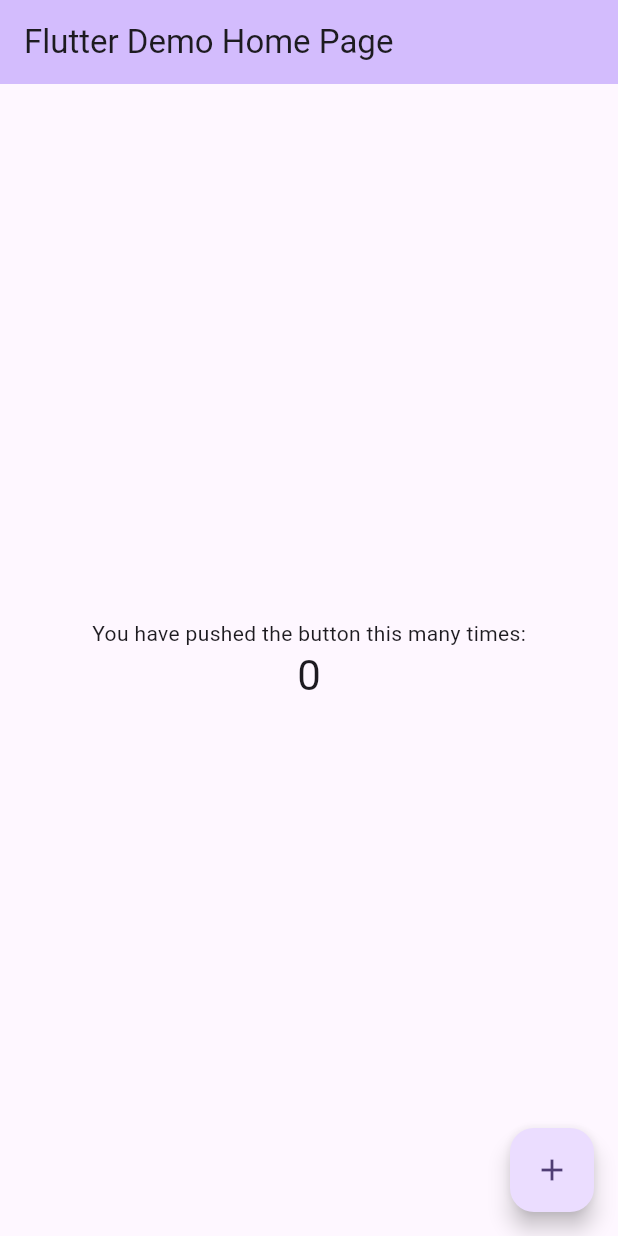
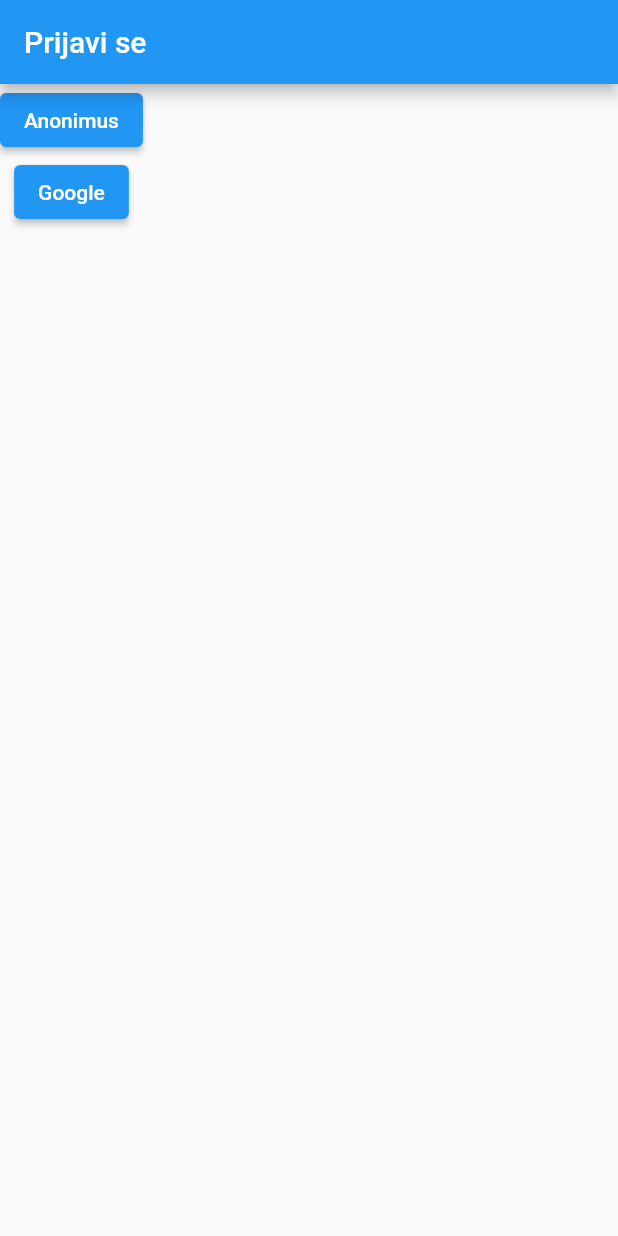
Before and after one commit to cofify/cofify, a Flutter app: the screen it shows after launch, on a phone screen of 412 x 824 dp. Run offline on Flutter 3.47's test engine with Material 2 defaults, Android fonts, the phone set to English and light mode, and no system bars; our stand-ins replace firebase_auth, firebase_core, google_sign_in; accounts and stored records are empty.

Commit message:
Anonymous and Google Log In

```diff
--- a/lib/main.dart
+++ b/lib/main.dart
@@ -1,125 +1,30 @@
+import 'package:cofify/firebase_options.dart';
+import 'package:cofify/models/user.dart';
+import 'package:cofify/services/auth.dart';
+import 'package:cofify/screens/wrapper.dart';
+import 'package:firebase_core/firebase_core.dart';
 import 'package:flutter/material.dart';
+import 'package:provider/provider.dart';
 
-void main() {
+void main() async {
+  WidgetsFlutterBinding.ensureInitialized();
+  await Firebase.initializeApp(
+    options: DefaultFirebaseOptions.currentPlatform,
+  );
   runApp(const MyApp());
 }
 
 class MyApp extends StatelessWidget {
   const MyApp({super.key});
 
-  // This widget is the root of your application.
   @override
   Widget build(BuildContext context) {
-    return MaterialApp(
-      title: 'Flutter Demo',
-      theme: ThemeData(
-        // This is the theme of your application.
-        //
-        // TRY THIS: Try running your application with "flutter run". You'll see
-        // the application has a blue toolbar. Then, without quitting the app,
-        // try changing the seedColor in the colorScheme below to Colors.green
-        // and then invoke "hot reload" (save your changes or press the "hot
-        // reload" button in a Flutter-supported IDE, or press "r" if you used
-        // the command line to start the app).
-        //
-        // Notice that the counter didn't reset back to zero; the application
-        // state is not lost during the reload. To reset the state, use hot
-        // restart instead.
-        //
-        // This works for code too, not just values: Most code changes can be
-        // tested with just a hot reload.
-        colorScheme: ColorScheme.fromSeed(seedColor: Colors.deepPurple),
-        useMaterial3: true,
+    return StreamProvider<MyUser>.value(
+      value: AuthService().user,
+      initialData: MyUser(uid: ''),
+      child: const MaterialApp(
+        home: Wrapper(),
       ),
-      home: const MyHomePage(title: 'Flutter Demo Home Page'),
     );
   }
 }
-
-class MyHomePage extends StatefulWidget {
-  const MyHomePage({super.key, required this.title});
-
-  // This widget is the home page of your application. It is stateful, meaning
-  // that it has a State object (defined below) that contains fields that affect
-  // how it looks.
-
-  // This class is the configuration for the state. It holds the values (in this
-  // case the title) provided by the parent (in this case the App widget) and
-  // used by the build method of the State. Fields in a Widget subclass are
-  // always marked "final".
-
-  final String title;
-
-  @override
-  State<MyHomePage> createState() => _MyHomePageState();
-}
-
-class _MyHomePageState extends State<MyHomePage> {
-  int _counter = 0;
-
-  void _incrementCounter() {
-    setState(() {
-      // This call to setState tells the Flutter framework that something has
-      // changed in this State, which causes it to rerun the build method below
-      // so that the display can reflect the updated values. If we changed
-      // _counter without calling setState(), then the build method would not be
-      // called again, and so nothing would appear to happen.
-      _counter++;
-    });
-  }
-
-  @override
-  Widget build(BuildContext context) {
-    // This method is rerun every time setState is called, for instance as done
-    // by the _incrementCounter method above.
-    //
-    // The Flutter framework has been optimized to make rerunning build methods
-    // fast, so that you can just rebuild anything that needs updating rather
-    // than having to individually change instances of widgets.
-    return Scaffold(
-      appBar: AppBar(
-        // TRY THIS: Try changing the color here to a specific color (to
-        // Colors.amber, perhaps?) and trigger a hot reload to see the AppBar
-        // change color while the other colors stay the same.
-        backgroundColor: Theme.of(context).colorScheme.inversePrimary,
-        // Here we take the value from the MyHomePage object that was created by
-        // the App.build method, and use it to set our appbar title.
-        title: Text(widget.title),
-      ),
-      body: Center(
-        // Center is a layout widget. It takes a single child and positions it
-        // in the middle of the parent.
-        child: Column(
-          // Column is also a layout widget. It takes a list of children and
-          // arranges them vertically. By default, it sizes itself to fit its
-          // children horizontally, and tries to be as tall as its parent.
-          //
-          // Column has various properties to control how it sizes itself and
-          // how it positions its children. Here we use mainAxisAlignment to
-          // center the children vertically; the main axis here is the vertical
-          // axis because Columns are vertical (the cross axis would be
-          // horizontal).
-          //
-          // TRY THIS: Invoke "debug painting" (choose the "Toggle Debug Paint"
-          // action in the IDE, or press "p" in the console), to see the
-          // wireframe for each widget.
-          mainAxisAlignment: MainAxisAlignment.center,
-          children: <Widget>[
-            const Text(
-              'You have pushed the button this many times:',
-            ),
-            Text(
-              '$_counter',
-              style: Theme.of(context).textTheme.headlineMedium,
-            ),
-          ],
-        ),
-      ),
-      floatingActionButton: FloatingActionButton(
-        onPressed: _incrementCounter,
-        tooltip: 'Increment',
-        child: const Icon(Icons.add),
-      ), // This trailing comma makes auto-formatting nicer for build methods.
-    );
-  }
-}
--- /dev/null
+++ b/lib/models/user.dart
@@ -0,0 +1,18 @@
+class MyUser {
+  final String uid;
+  MyUser({
+    required this.uid,
+  });
+}
+
+class UserData {
+  final String name;
+  final String lastName;
+  final String location;
+
+  UserData({
+    required this.name,
+    required this.lastName,
+    required this.location,
+  });
+}
--- /dev/null
+++ b/lib/screens/login.dart
@@ -0,0 +1,38 @@
+import 'package:cofify/services/auth.dart';
+import 'package:flutter/material.dart';
+
+class LoginView extends StatefulWidget {
+  const LoginView({super.key});
+
+  @override
+  State<LoginView> createState() => _LoginViewState();
+}
+
+class _LoginViewState extends State<LoginView> {
+  final AuthService _auth = AuthService();
+
+  @override
+  Widget build(BuildContext context) {
+    return Scaffold(
+      appBar: AppBar(
+        title: const Text('Prijavi se'),
+      ),
+      body: Column(
+        children: [
+          ElevatedButton(
+            onPressed: () async {
+              await _auth.signInAnon();
+            },
+            child: const Text('Anonimus'),
+          ),
+          ElevatedButton(
+            onPressed: () async {
+              await _auth.signInWithGoogle();
+            },
+            child: const Text('Google'),
+          ),
+        ],
+      ),
+    );
+  }
+}
--- /dev/null
+++ b/lib/screens/wrapper.dart
@@ -0,0 +1,19 @@
+import 'package:cofify/models/user.dart';
+import 'package:cofify/screens/home.dart';
+import 'package:cofify/screens/login.dart';
+import 'package:flutter/material.dart';
+import 'package:provider/provider.dart';
+
+class Wrapper extends StatelessWidget {
+  const Wrapper({super.key});
+
+  @override
+  Widget build(BuildContext context) {
+    final user = Provider.of<MyUser>(context);
+    if (user.uid == '') {
+      return const LoginView();
+    } else {
+      return const HomeView();
+    }
+  }
+}
--- a/pubspec.yaml
+++ b/pubspec.yaml
@@ -39,6 +39,8 @@
   firebase_auth: ^4.9.0
   cloud_firestore: ^4.9.1
   firebase_analytics: ^10.4.5
+  provider: ^6.0.5
+  google_sign_in: ^6.1.5
 
 dev_dependencies:
   flutter_test:
```
Also changed, not shown: lib/screens/home.dart (added, +30 -0 lines), lib/services/auth.dart (added, +54 -0 lines), lib/constants/routes.dart (added), pubspec.lock, 2 other files.
